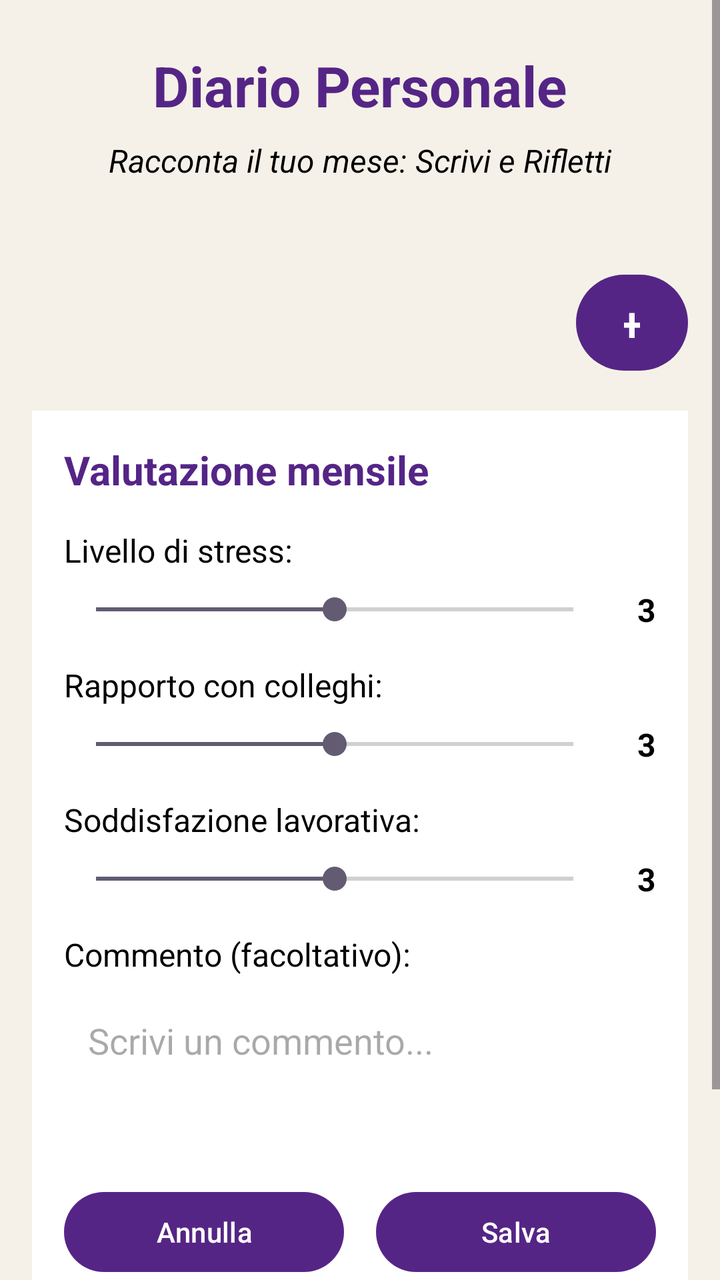
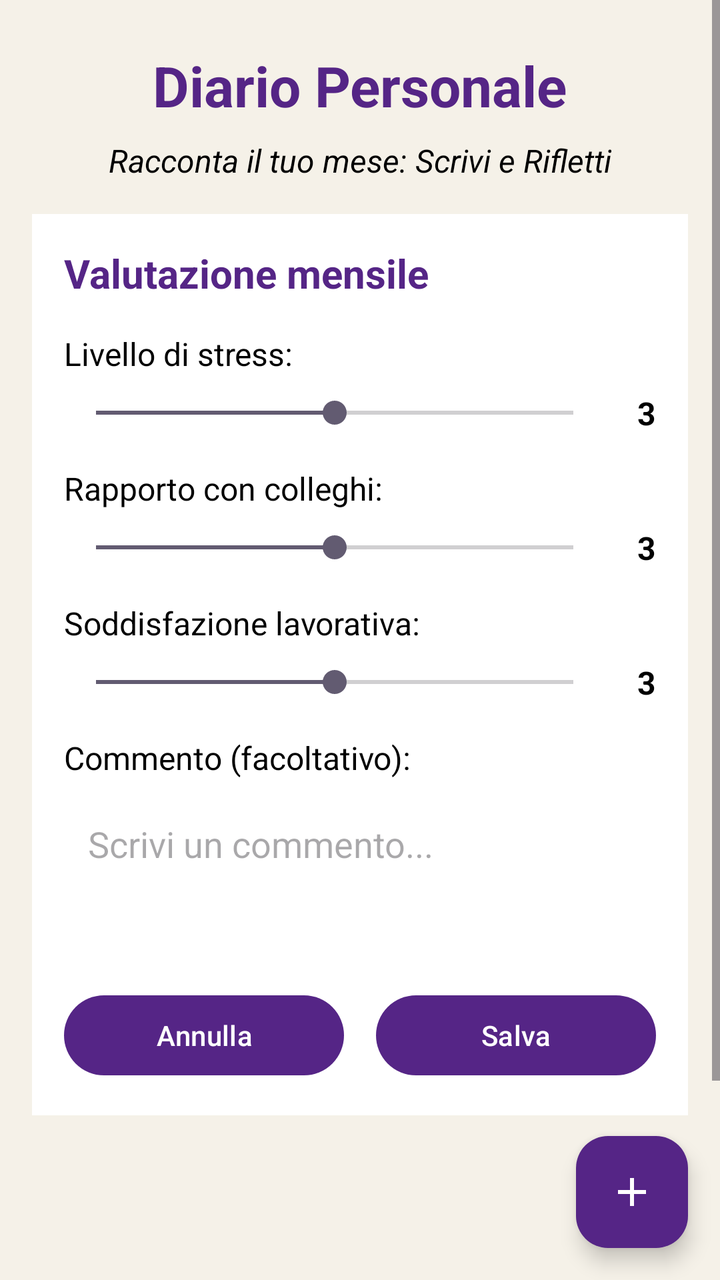

Before-and-after screenshots of an Android layout around one commit, followed by the original layout XML and the change that was made.
<!-- AndroidManifest.xml: application theme Theme.CoreTeamProject -->
<!-- res/layout/fragment_diary.xml -->
<?xml version="1.0" encoding="utf-8"?>
<layout xmlns:android="http://schemas.android.com/apk/res/android"
    xmlns:app="http://schemas.android.com/apk/res-auto"
    xmlns:tools="http://schemas.android.com/tools">

    <data>
        <import type="android.view.View" />
        <variable
            name="viewModel"
            type="com.example.coreteamproject.DiaryViewModel" />
    </data>

    <ScrollView
        android:layout_width="match_parent"
        android:layout_height="match_parent"
        android:background="@color/background_cream">

        <androidx.constraintlayout.widget.ConstraintLayout
            android:layout_width="match_parent"
            android:layout_height="wrap_content"
            android:padding="16dp">

            <TextView
                android:id="@+id/textViewDiary"
                android:layout_width="wrap_content"
                android:layout_height="wrap_content"
                android:layout_marginTop="8dp"
                android:text="Diario Personale"
                android:textColor="@color/purple_500"
                android:textSize="28dp"
                android:textStyle="bold"
                app:layout_constraintEnd_toEndOf="parent"
                app:layout_constraintStart_toStartOf="parent"
                app:layout_constraintTop_toTopOf="parent" />

            <TextView
                android:id="@+id/textDescriptionDiary"
                android:layout_width="wrap_content"
                android:layout_height="wrap_content"
                android:text="Racconta il tuo mese: Scrivi e Rifletti"
                android:textColor="@color/black"
                android:textSize="16sp"
                android:textStyle="italic"
                app:layout_constraintTop_toBottomOf="@id/textViewDiary"
                app:layout_constraintStart_toStartOf="parent"
                app:layout_constraintEnd_toEndOf="parent"
                android:layout_marginTop="8dp"/>

            
            <Button
                android:id="@+id/btn_aggiungi_valutazione"
                android:layout_width="56dp"
                android:layout_height="56dp"
                android:layout_marginTop="72dp"
                android:text="+"
                android:textSize="24sp"
                android:visibility="@{viewModel.showForm ? View.GONE : View.VISIBLE}"
                app:layout_constraintEnd_toEndOf="parent"
                app:layout_constraintTop_toBottomOf="@id/textViewDiary" />

            <LinearLayout
                android:id="@+id/layout_valutazione"
                android:layout_width="match_parent"
                android:layout_height="wrap_content"
                android:layout_marginTop="16dp"
                android:orientation="vertical"
                android:background="#FFFFFF"
                android:padding="16dp"
                android:visibility="@{viewModel.showForm ? View.VISIBLE : View.GONE}"
                app:layout_constraintTop_toBottomOf="@id/btn_aggiungi_valutazione"
                app:layout_constraintStart_toStartOf="parent"
                app:layout_constraintEnd_toEndOf="parent">

                <TextView
                    android:layout_width="wrap_content"
                    android:layout_height="wrap_content"
                    android:text="Valutazione mensile"
                    android:textSize="20sp"
                    android:textStyle="bold"
                    android:textColor="@color/purple_500"
                    android:layout_marginBottom="16dp" />

                
                <TextView
                    android:layout_width="wrap_content"
                    android:layout_height="wrap_content"
                    android:text="Livello di stress:"
                    android:textSize="16sp"
                    android:layout_marginBottom="8dp" />

                <LinearLayout
                    android:layout_width="match_parent"
                    android:layout_height="wrap_content"
                    android:orientation="horizontal"
                    android:gravity="center_vertical">

                    <SeekBar
                        android:id="@+id/seekbar_stress"
                        android:layout_width="0dp"
                        android:layout_height="wrap_content"
                        android:layout_weight="1"
                        android:max="4"
                        android:progress="2" />

                    <TextView
                        android:id="@+id/text_stress_value"
                        android:layout_width="wrap_content"
                        android:layout_height="wrap_content"
                        android:text="3"
                        android:textSize="16sp"
                        android:textStyle="bold"
                        android:layout_marginStart="16dp" />

                </LinearLayout>

                
                <TextView
                    android:layout_width="wrap_content"
                    android:layout_height="wrap_content"
                    android:text="Rapporto con colleghi:"
                    android:textSize="16sp"
                    android:layout_marginTop="16dp"
                    android:layout_marginBottom="8dp" />

                <LinearLayout
                    android:layout_width="match_parent"
                    android:layout_height="wrap_content"
                    android:orientation="horizontal"
                    android:gravity="center_vertical">

                    <SeekBar
                        android:id="@+id/seekbar_colleghi"
                        android:layout_width="0dp"
                        android:layout_height="wrap_content"
                        android:layout_weight="1"
                        android:max="4"
                        android:progress="2" />

                    <TextView
                        android:id="@+id/text_colleghi_value"
                        android:layout_width="wrap_content"
                        android:layout_height="wrap_content"
                        android:text="3"
                        android:textSize="16sp"
                        android:textStyle="bold"
                        android:layout_marginStart="16dp" />

                </LinearLayout>

                
                <TextView
                    android:layout_width="wrap_content"
                    android:layout_height="wrap_content"
                    android:text="Soddisfazione lavorativa:"
                    android:textSize="16sp"
                    android:layout_marginTop="16dp"
                    android:layout_marginBottom="8dp" />

                <LinearLayout
                    android:layout_width="match_parent"
                    android:layout_height="wrap_content"
                    android:orientation="horizontal"
                    android:gravity="center_vertical">

                    <SeekBar
                        android:id="@+id/seekbar_soddisfazione"
                        android:layout_width="0dp"
                        android:layout_height="wrap_content"
                        android:layout_weight="1"
                        android:max="4"
                        android:progress="2" />

                    <TextView
                        android:id="@+id/text_soddisfazione_value"
                        android:layout_width="wrap_content"
                        android:layout_height="wrap_content"
                        android:text="3"
                        android:textSize="16sp"
                        android:textStyle="bold"
                        android:layout_marginStart="16dp" />

                </LinearLayout>

                
                <TextView
                    android:layout_width="wrap_content"
                    android:layout_height="wrap_content"
                    android:text="Commento (facoltativo):"
                    android:textSize="16sp"
                    android:layout_marginTop="16dp"
                    android:layout_marginBottom="8dp" />

                <EditText
                    android:id="@+id/edit_commento"
                    android:layout_width="match_parent"
                    android:layout_height="80dp"
                    android:background="#FFFFFF"
                    android:padding="12dp"
                    android:hint="Scrivi un commento..."
                    android:inputType="textMultiLine"
                    android:gravity="top" />

                
                <LinearLayout
                    android:layout_width="match_parent"
                    android:layout_height="wrap_content"
                    android:layout_marginTop="16dp"
                    android:orientation="horizontal">

                    <Button
                        android:id="@+id/btn_annulla"
                        android:layout_width="0dp"
                        android:layout_height="wrap_content"
                        android:layout_weight="1"
                        android:text="Annulla"
                        android:layout_marginEnd="8dp" />

                    <Button
                        android:id="@+id/btn_salva"
                        android:layout_width="0dp"
                        android:layout_height="wrap_content"
                        android:layout_weight="1"
                        android:text="Salva"
                        android:layout_marginStart="8dp" />

                </LinearLayout>

            </LinearLayout>

            
            <ProgressBar
                android:id="@+id/progressBar"
                android:layout_width="wrap_content"
                android:layout_height="wrap_content"
                android:layout_marginTop="16dp"
                android:visibility="@{viewModel.isLoading ? View.VISIBLE : View.GONE}"
                app:layout_constraintEnd_toEndOf="parent"
                app:layout_constraintStart_toStartOf="parent"
                app:layout_constraintTop_toBottomOf="@id/layout_valutazione" />

            
            <LinearLayout
                android:id="@+id/recycler_valutazioni"
                android:layout_width="match_parent"
                android:layout_height="wrap_content"
                android:layout_marginTop="16dp"
                android:orientation="vertical"
                app:layout_constraintTop_toBottomOf="@id/progressBar" />

        </androidx.constraintlayout.widget.ConstraintLayout>

    </ScrollView>

</layout>
<!-- resources referenced by this layout -->
<resources>
  <color name="background_cream">#F5F1E8</color> // sfondo app
  <color name="black">#FF000000</color>
  <color name="purple_500">#552586 </color> // tutti i dettagli viola
  <style name="Theme.CoreTeamProject" parent="Base.Theme.CoreTeamProject" />
  <style name="Base.Theme.CoreTeamProject" parent="Theme.Material3.DayNight.NoActionBar">
          
          <item name="colorPrimary">@color/purple_500</item>
          <item name="colorPrimaryVariant">@color/purple_500</item>
          <item name="colorOnPrimary">@color/white</item>
  
          
          <item name="android:windowBackground">@color/background_cream</item>
          <item name="colorSurface">@color/white</item>
          <item name="colorOnSurface">@color/black</item>
  
          
          <item name="android:textColor">@color/black</item>
          <item name="android:textColorPrimary">@color/black</item>
  
          
          <item name="colorPrimaryContainer">@color/purple_500</item>
          <item name="colorOnPrimaryContainer">@color/white</item>
      </style>
  <color name="white">#FFFFFFFF</color>
</resources>

<!-- the commit's change to res/layout/fragment_diary.xml (unified diff, before → after) -->
@@ -10,15 +10,23 @@
             type="com.example.coreteamproject.DiaryViewModel" />
     </data>
 
-    <ScrollView
+    <androidx.constraintlayout.widget.ConstraintLayout
         android:layout_width="match_parent"
         android:layout_height="match_parent"
         android:background="@color/background_cream">
 
-        <androidx.constraintlayout.widget.ConstraintLayout
+        <ScrollView
             android:layout_width="match_parent"
-            android:layout_height="wrap_content"
-            android:padding="16dp">
+            android:layout_height="match_parent"
+            android:clipToPadding="false"
+            android:paddingBottom="88dp"
+            app:layout_constraintTop_toTopOf="parent"
+            app:layout_constraintBottom_toBottomOf="parent">
+
+            <androidx.constraintlayout.widget.ConstraintLayout
+                android:layout_width="match_parent"
+                android:layout_height="wrap_content"
+                android:padding="16dp">
 
             <TextView
                 android:id="@+id/textViewDiary"
@@ -46,17 +54,6 @@
                 app:layout_constraintEnd_toEndOf="parent"
                 android:layout_marginTop="8dp"/>
 
-            
-            <Button
-                android:id="@+id/btn_aggiungi_valutazione"
-                android:layout_width="56dp"
-                android:layout_height="56dp"
-                android:layout_marginTop="72dp"
-                android:text="+"
-                android:textSize="24sp"
-                android:visibility="@{viewModel.showForm ? View.GONE : View.VISIBLE}"
-                app:layout_constraintEnd_toEndOf="parent"
-                app:layout_constraintTop_toBottomOf="@id/textViewDiary" />
 
             <LinearLayout
                 android:id="@+id/layout_valutazione"
@@ -67,7 +64,7 @@
                 android:background="#FFFFFF"
                 android:padding="16dp"
                 android:visibility="@{viewModel.showForm ? View.VISIBLE : View.GONE}"
-                app:layout_constraintTop_toBottomOf="@id/btn_aggiungi_valutazione"
+                app:layout_constraintTop_toBottomOf="@+id/textDescriptionDiary"
                 app:layout_constraintStart_toStartOf="parent"
                 app:layout_constraintEnd_toEndOf="parent">
 
@@ -247,8 +244,19 @@
                 android:orientation="vertical"
                 app:layout_constraintTop_toBottomOf="@id/progressBar" />
 
-        </androidx.constraintlayout.widget.ConstraintLayout>
-
-    </ScrollView>
+            </androidx.constraintlayout.widget.ConstraintLayout>
+        </ScrollView>
+
+    <com.google.android.material.floatingactionbutton.FloatingActionButton
+        android:id="@+id/btn_aggiungi_valutazione"
+        android:layout_width="wrap_content"
+        android:layout_height="wrap_content"
+        android:layout_margin="16dp"
+        android:src="@drawable/ic_add"
+        app:backgroundTint="@color/purple_500"
+        android:visibility="@{viewModel.showForm ? View.GONE : View.VISIBLE}"
+        app:layout_constraintBottom_toBottomOf="parent"
+        app:layout_constraintEnd_toEndOf="parent" />
+    </androidx.constraintlayout.widget.ConstraintLayout>
 
 </layout>
<!-- resource entries referenced after the edit -->
@@ -3,6 +3,17 @@
   <color name="background_cream">#F5F1E8</color> // sfondo app
   <color name="black">#FF000000</color>
   <color name="purple_500">#552586 </color> // tutti i dettagli viola
+  <!-- drawable ic_add (drawable) -->
+  <vector xmlns:android="http://schemas.android.com/apk/res/android"
+      android:width="24dp"
+      android:height="24dp"
+      android:viewportWidth="24"
+      android:viewportHeight="24"
+      android:tint="@android:color/white">
+    <path
+        android:fillColor="@android:color/white"
+        android:pathData="M19,13h-6v6h-2v-6H5v-2h6V5h2v6h6v2z"/>
+  </vector>
   <style name="Theme.CoreTeamProject" parent="Base.Theme.CoreTeamProject" />
   <style name="Base.Theme.CoreTeamProject" parent="Theme.Material3.DayNight.NoActionBar">
           
